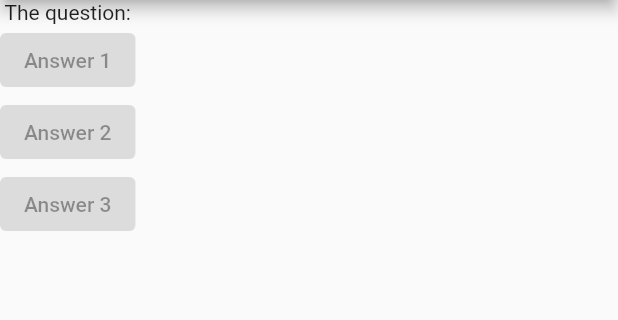
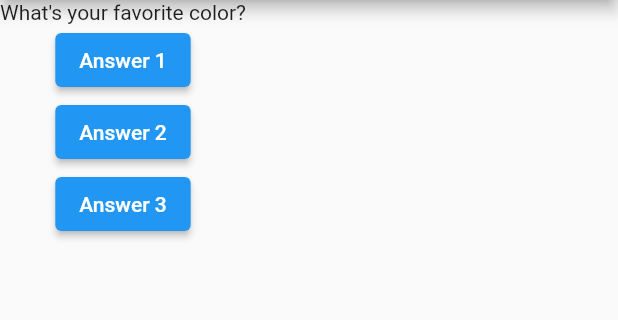
Before and after one commit to iamyuu/flutter_quiz, a Flutter app: the screen it shows after launch, on a phone screen of 412 x 824 dp, the part 84-404 px from its top. Run offline on Flutter 3.47's test engine with Material 2 defaults, Android fonts, the phone set to English and light mode, and no system bars.

Commit message:
add on press

```diff
--- a/lib/main.dart
+++ b/lib/main.dart
@@ -1,17 +1,26 @@
 import 'package:flutter/material.dart';
 
-void main() => runApp(const App());
+void main() => runApp(App());
 
 // `extends StatelessWidget` => inheritance -> get all feature from parent class (`StatelessWidget`)
 class App extends StatelessWidget {
-  const App({Key? key}) : super(key: key);
+  App({Key? key}) : super(key: key);
+
+  int currentQuestion = 0;
+
+  void answerQuestion() {
+    currentQuestion += 1;
+
+    // ignore: avoid_print
+    print('pressed ' + currentQuestion.toString());
+  }
 
   @override
   Widget build(BuildContext context) {
-    // var questions = [
-    //   "What's your favorite color?",
-    //   "What's your favorite animal?",
-    // ];
+    List<String> questions = [
+      "What's your favorite color?",
+      "What's your favorite animal?",
+    ];
 
     return MaterialApp(
       home: Scaffold(
@@ -19,19 +28,19 @@ class App extends StatelessWidget {
           title: const Text('Quiz App'),
         ),
         body: Column(
-          children: const [
-            Text('The question:'),
+          children: [
+            Text(questions[currentQuestion]),
             ElevatedButton(
-              child: Text('Answer 1'),
-              onPressed: null,
+              child: const Text('Answer 1'),
+              onPressed: answerQuestion,
             ),
             ElevatedButton(
-              child: Text('Answer 2'),
-              onPressed: null,
+              child: const Text('Answer 2'),
+              onPressed: answerQuestion,
             ),
             ElevatedButton(
-              child: Text('Answer 3'),
-              onPressed: null,
+              child: const Text('Answer 3'),
+              onPressed: answerQuestion,
             ),
           ],
         ),
```
